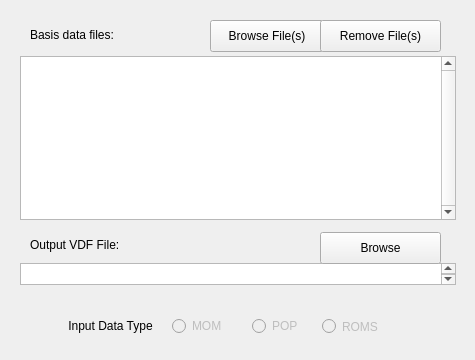
First picture: the form in apps/fcwizard/ui/Page2.ui, repository yyr/vapor, before the edit.
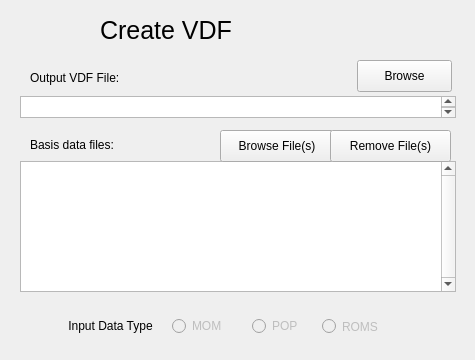
Second picture: the form after the edit.

The edit to the form file:
```diff
--- a/apps/fcwizard/ui/Page2.ui
+++ b/apps/fcwizard/ui/Page2.ui
@@ -39,9 +39,9 @@
    <property name="geometry">
     <rect>
      <x>20</x>
-     <y>56</y>
+     <y>161</y>
      <width>436</width>
-     <height>164</height>
+     <height>131</height>
     </rect>
    </property>
    <property name="verticalScrollBarPolicy">
@@ -76,8 +76,8 @@
   <widget class="QPushButton" name="addFileButton">
    <property name="geometry">
     <rect>
-     <x>210</x>
-     <y>20</y>
+     <x>220</x>
+     <y>130</y>
      <width>114</width>
      <height>32</height>
     </rect>
@@ -112,7 +112,7 @@
    <property name="geometry">
     <rect>
      <x>30</x>
-     <y>27</y>
+     <y>137</y>
      <width>101</width>
      <height>16</height>
     </rect>
@@ -124,8 +124,8 @@
   <widget class="QPushButton" name="removeFileButton">
    <property name="geometry">
     <rect>
-     <x>320</x>
-     <y>20</y>
+     <x>330</x>
+     <y>130</y>
      <width>121</width>
      <height>32</height>
     </rect>
@@ -157,7 +157,7 @@
    <property name="geometry">
     <rect>
      <x>20</x>
-     <y>263</y>
+     <y>96</y>
      <width>436</width>
      <height>22</height>
     </rect>
@@ -167,8 +167,8 @@
    <property name="geometry">
     <rect>
      <x>30</x>
-     <y>237</y>
-     <width>101</width>
+     <y>70</y>
+     <width>221</width>
      <height>16</height>
     </rect>
    </property>
@@ -179,9 +179,9 @@
   <widget class="QPushButton" name="browseOutputVdfFile">
    <property name="geometry">
     <rect>
-     <x>320</x>
-     <y>232</y>
-     <width>121</width>
+     <x>357</x>
+     <y>60</y>
+     <width>95</width>
      <height>32</height>
     </rect>
    </property>
@@ -189,6 +189,37 @@
     <string>Browse</string>
    </property>
   </widget>
+  <widget class="QLabel" name="Title">
+   <property name="geometry">
+    <rect>
+     <x>100</x>
+     <y>10</y>
+     <width>271</width>
+     <height>41</height>
+    </rect>
+   </property>
+   <property name="font">
+    <font>
+     <pointsize>19</pointsize>
+    </font>
+   </property>
+   <property name="text">
+    <string>Create VDF</string>
+   </property>
+  </widget>
+  <widget class="QLabel" name="selectFilePixmap">
+   <property name="geometry">
+    <rect>
+     <x>20</x>
+     <y>7</y>
+     <width>59</width>
+     <height>56</height>
+    </rect>
+   </property>
+   <property name="text">
+    <string/>
+   </property>
+  </widget>
  </widget>
  <resources/>
  <connections/>
```
